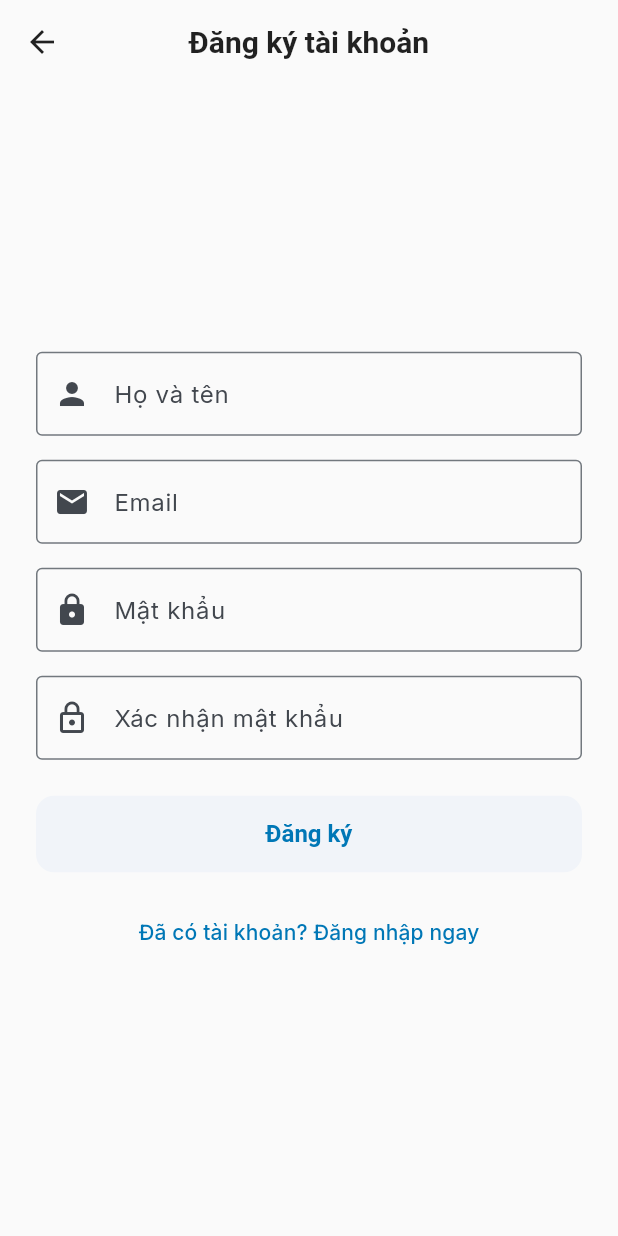
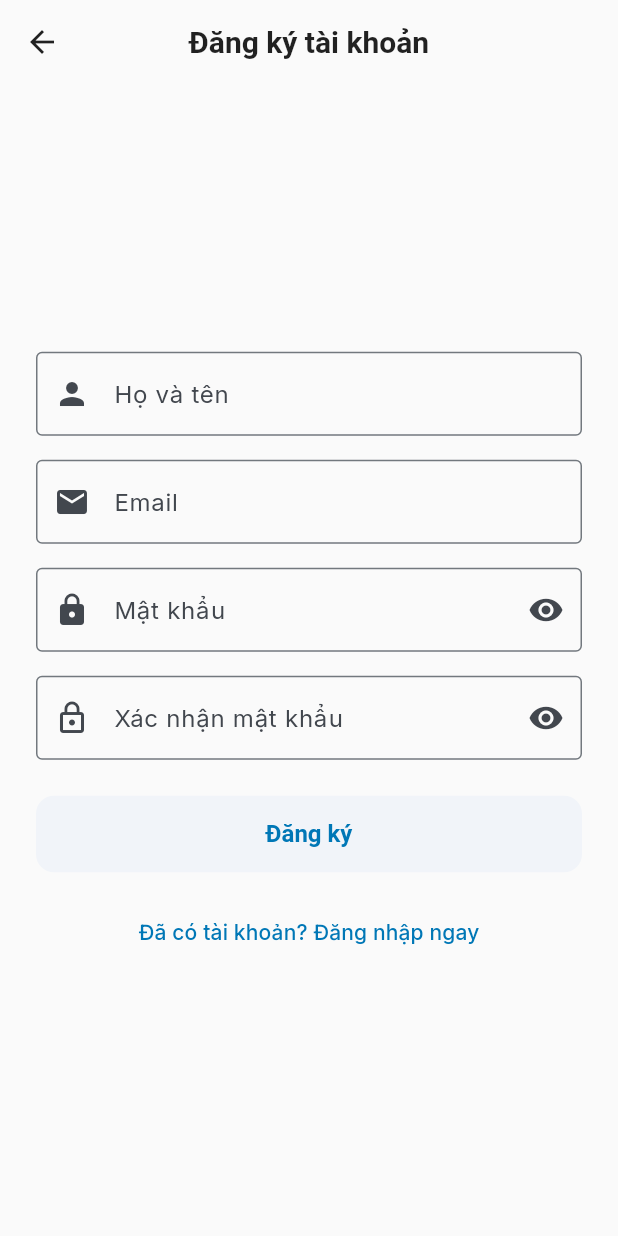
Before and after one commit to VHoangThang2004/WanderLab_FlutterMobileApplication, a Flutter app: the screen it shows after launch, after a tap on "Chưa có tài khoản? Đăng ký ngay", on a phone screen of 412 x 824 dp. Run offline on Flutter 3.47's test engine with Material 3 defaults, Android fonts, the phone set to English and light mode, and no system bars; our stand-ins replace flutter_map, google_fonts, latlong2, shared_preferences, sqflite; accounts and stored records are empty.

Commit message:
feat: Add password visibility toggle in Auth screens
- UI/UX Improvements:
  + `LoginScreen`: Add toggle functionality (eye icon) to the Password field to allow users to show/hide their input.
  + `RegisterScreen`: Add toggle functionality to both the Password and Confirm Password fields.

- Implementation Details:
  + Introduce boolean state variables (`_obscurePassword`, `_obscureConfirmPassword`) to manage visibility state.
  + Wrap prefix/suffix icons in `InputDecoration` and use `IconButton` to trigger `setState` on toggle.

```diff
--- a/lib/screens/auth/login_screen.dart
+++ b/lib/screens/auth/login_screen.dart
@@ -16,6 +16,7 @@ class _LoginScreenState extends State<LoginScreen> {
   final _formKey = GlobalKey<FormState>();
   final _emailController = TextEditingController();
   final _passwordController = TextEditingController();
+  bool _obscurePassword = true;
 
   void _login() async {
     if (_formKey.currentState!.validate()) {
@@ -75,12 +76,22 @@ class _LoginScreenState extends State<LoginScreen> {
                   const SizedBox(height: 16),
                   TextFormField(
                     controller: _passwordController,
-                    decoration: const InputDecoration(
+                    decoration: InputDecoration(
                       labelText: 'Mật khẩu',
-                      prefixIcon: Icon(Icons.lock),
-                      border: OutlineInputBorder(),
+                      prefixIcon: const Icon(Icons.lock),
+                      suffixIcon: IconButton(
+                        icon: Icon(
+                          _obscurePassword ? Icons.visibility : Icons.visibility_off,
+                        ),
+                        onPressed: () {
+                          setState(() {
+                            _obscurePassword = !_obscurePassword;
+                          });
+                        },
+                      ),
+                      border: const OutlineInputBorder(),
                     ),
-                    obscureText: true,
+                    obscureText: _obscurePassword,
                     validator: Validators.validatePassword,
                   ),
                   const SizedBox(height: 24),
--- a/lib/screens/auth/register_screen.dart
+++ b/lib/screens/auth/register_screen.dart
@@ -16,6 +16,8 @@ class _RegisterScreenState extends State<RegisterScreen> {
   final _emailController = TextEditingController();
   final _passwordController = TextEditingController();
   final _confirmPasswordController = TextEditingController();
+  bool _obscurePassword = true;
+  bool _obscureConfirmPassword = true;
 
   void _register() async {
     if (_formKey.currentState!.validate()) {
@@ -29,7 +31,9 @@ class _RegisterScreenState extends State<RegisterScreen> {
       if (success) {
         if (mounted) {
           ScaffoldMessenger.of(context).showSnackBar(
-            const SnackBar(content: Text('Đăng ký thành công! Vui lòng đăng nhập.')),
+            const SnackBar(
+              content: Text('Đăng ký thành công! Vui lòng đăng nhập.'),
+            ),
           );
           Navigator.pop(context);
         }
@@ -49,10 +53,7 @@ class _RegisterScreenState extends State<RegisterScreen> {
   @override
   Widget build(BuildContext context) {
     return Scaffold(
-      appBar: AppBar(
-        title: const Text('Đăng ký tài khoản'),
-        centerTitle: true,
-      ),
+      appBar: AppBar(title: const Text('Đăng ký tài khoản'), centerTitle: true),
       body: SafeArea(
         child: Center(
           child: SingleChildScrollView(
@@ -91,24 +92,51 @@ class _RegisterScreenState extends State<RegisterScreen> {
                   const SizedBox(height: 16),
                   TextFormField(
                     controller: _passwordController,
-                    decoration: const InputDecoration(
+                    decoration: InputDecoration(
                       labelText: 'Mật khẩu',
-                      prefixIcon: Icon(Icons.lock),
-                      border: OutlineInputBorder(),
+                      prefixIcon: const Icon(Icons.lock),
+                      suffixIcon: IconButton(
+                        icon: Icon(
+                          _obscurePassword
+                              ? Icons.visibility
+                              : Icons.visibility_off,
+                        ),
+                        onPressed: () {
+                          setState(() {
+                            _obscurePassword = !_obscurePassword;
+                          });
+                        },
+                      ),
+                      border: const OutlineInputBorder(),
                     ),
-                    obscureText: true,
+                    obscureText: _obscurePassword,
                     validator: Validators.validatePassword,
                   ),
                   const SizedBox(height: 16),
                   TextFormField(
                     controller: _confirmPasswordController,
-                    decoration: const InputDecoration(
+                    decoration: InputDecoration(
                       labelText: 'Xác nhận mật khẩu',
-                      prefixIcon: Icon(Icons.lock_outline),
-                      border: OutlineInputBorder(),
+                      prefixIcon: const Icon(Icons.lock_outline),
+                      suffixIcon: IconButton(
+                        icon: Icon(
+                          _obscureConfirmPassword
+                              ? Icons.visibility
+                              : Icons.visibility_off,
+                        ),
+                        onPressed: () {
+                          setState(() {
+                            _obscureConfirmPassword = !_obscureConfirmPassword;
+                          });
+                        },
+                      ),
+                      border: const OutlineInputBorder(),
                     ),
-                    obscureText: true,
-                    validator: (value) => Validators.validateConfirmPassword(value, _passwordController.text),
+                    obscureText: _obscureConfirmPassword,
+                    validator: (value) => Validators.validateConfirmPassword(
+                      value,
+                      _passwordController.text,
+                    ),
                   ),
                   const SizedBox(height: 24),
 
@@ -139,9 +167,14 @@ class _RegisterScreenState extends State<RegisterScreen> {
                             ? const SizedBox(
                                 height: 20,
                                 width: 20,
-                                child: CircularProgressIndicator(strokeWidth: 2),
+                                child: CircularProgressIndicator(
+                                  strokeWidth: 2,
+                                ),
                               )
-                            : const Text('Đăng ký', style: TextStyle(fontSize: 16)),
+                            : const Text(
+                                'Đăng ký',
+                                style: TextStyle(fontSize: 16),
+                              ),
                       );
                     },
                   ),
```
